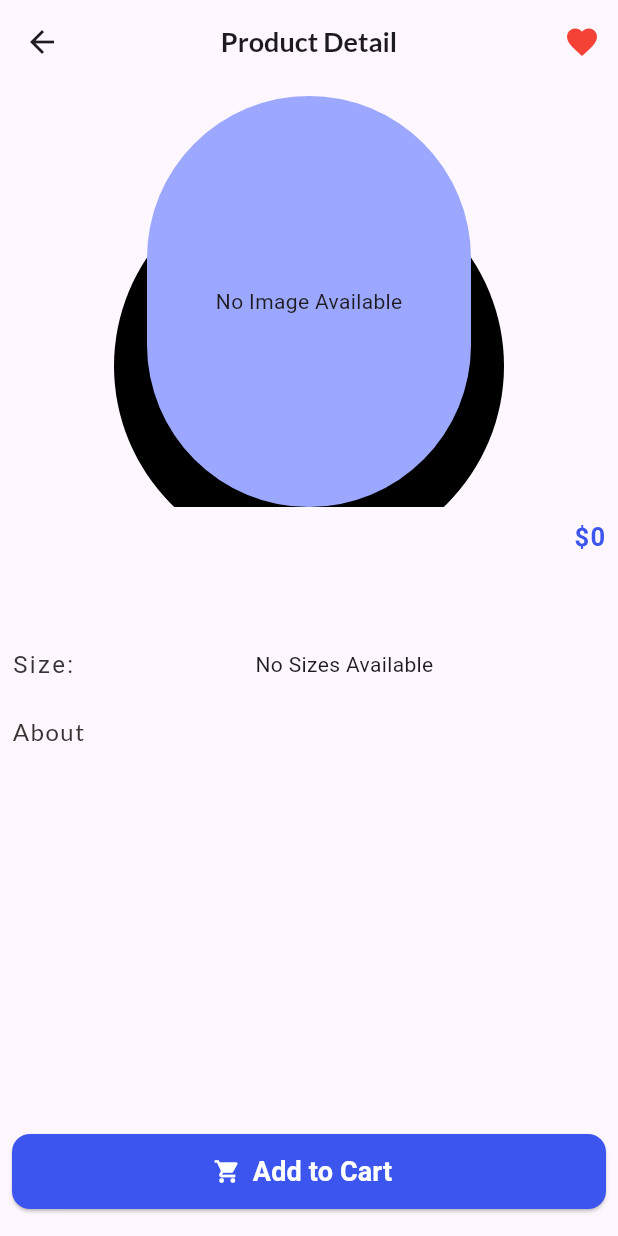
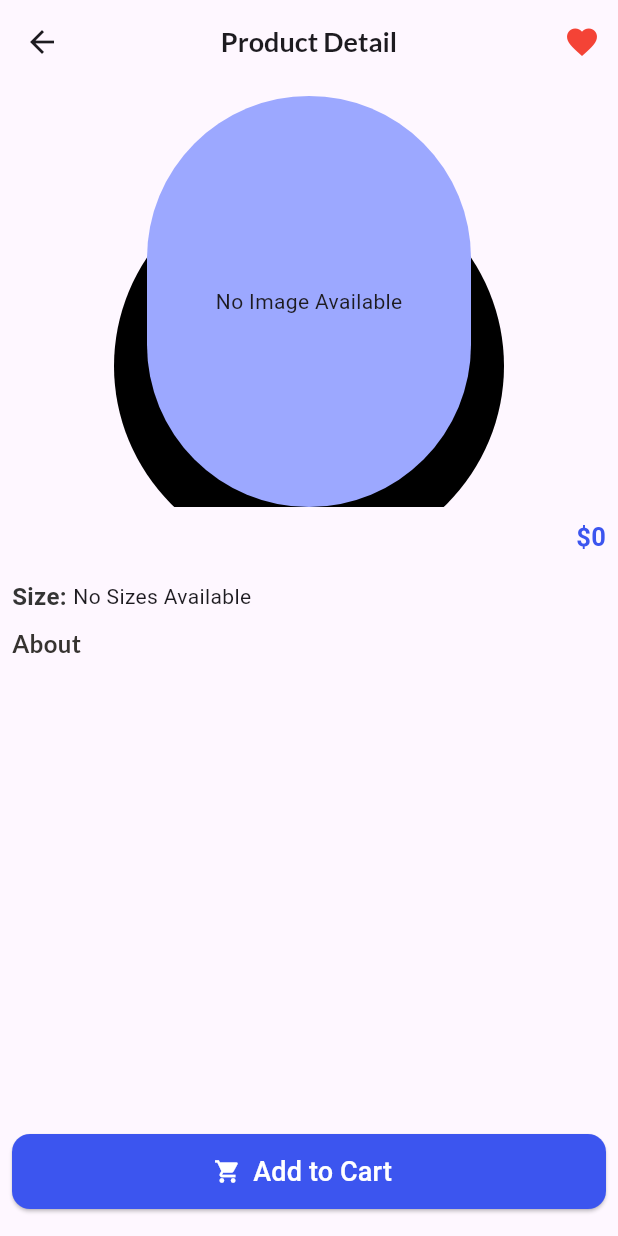
Before and after one commit to hieunguyen1912/AppDevelopment, a Flutter app: the ProductDetailScreen screen opened directly with empty values, on a phone screen of 412 x 824 dp. Run offline on Flutter 3.47's test engine with Material 3 defaults, Android fonts, the phone set to English and light mode, and no system bars; our stand-ins replace badges, cloud_firestore, file_picker, firebase_auth, firebase_core, firebase_storage and 3 more; missing offline and left inert: flutter_admin_scaffold; accounts and stored records are empty.

Commit message:
change code organize in product detail screen, header, product item

```diff
--- a/Group7Project/Ecommerceapp/tmdt_app/lib/views/screens/inner_screens/product_detail_screen.dart
+++ b/Group7Project/Ecommerceapp/tmdt_app/lib/views/screens/inner_screens/product_detail_screen.dart
@@ -14,27 +14,23 @@ class ProductDetailScreen extends ConsumerStatefulWidget {
 }
 
 class _ProductDetailScreenState extends ConsumerState<ProductDetailScreen> {
+  String selectedSize = ''; // Lưu size được chọn
+
   @override
   Widget build(BuildContext context) {
-    final _cartProvider = ref.read(cartProvider.notifier);
+    final cartProviderNotifier = ref.read(cartProvider.notifier);
 
     return Scaffold(
       appBar: AppBar(
         centerTitle: true,
         title: Text(
           'Product Detail',
-          style: GoogleFonts.lato(
-            fontWeight: FontWeight.bold,
-            fontSize: 18,
-          ),
+          style: GoogleFonts.lato(fontWeight: FontWeight.bold, fontSize: 18),
         ),
         actions: [
           IconButton(
             onPressed: () {},
-            icon: const Icon(
-              Icons.favorite,
-              color: Colors.red,
-            ),
+            icon: const Icon(Icons.favorite, color: Colors.red),
           )
         ],
       ),
@@ -43,15 +39,27 @@ class _ProductDetailScreenState extends ConsumerState<ProductDetailScreen> {
         child: Column(
           crossAxisAlignment: CrossAxisAlignment.start,
           children: [
-            // Hình ảnh sản phẩm
-            Center(
+            _buildProductImage(),
+            _buildProductInfo(),
+            _buildSizeSelector(),
+            _buildDescription(),
+            const Spacer(),
+            _buildAddToCartButton(cartProviderNotifier),
+            const SizedBox(height: 10),
+          ],
+        ),
+      ),
+    );
+  }
+
+  /// 🖼 **Hiển thị hình ảnh sản phẩm**
+  Widget _buildProductImage() {
+    return Center(
       child: Container(
         width: 260,
         height: 274,
-                clipBehavior: Clip.hardEdge,
         decoration: const BoxDecoration(),
         child: Stack(
-                  clipBehavior: Clip.none,
           children: [
             Positioned(
               left: 0,
@@ -78,9 +86,7 @@ class _ProductDetailScreenState extends ConsumerState<ProductDetailScreen> {
                 child: widget.productData['productImage'] != null &&
                         widget.productData['productImage'].isNotEmpty
                     ? PageView.builder(
-                                scrollDirection: Axis.horizontal,
-                                itemCount:
-                                    widget.productData['productImage'].length,
+                        itemCount: widget.productData['productImage'].length,
                         itemBuilder: (context, index) {
                           return Image.network(
                             widget.productData['productImage'][index],
@@ -90,18 +96,18 @@ class _ProductDetailScreenState extends ConsumerState<ProductDetailScreen> {
                           );
                         },
                       )
-                            : const Center(
-                                child: Text("No Image Available"),
-                              ),
+                    : const Center(child: Text("No Image Available")),
               ),
             ),
           ],
         ),
       ),
-            ),
+    );
+  }
 
-            // Tên sản phẩm và giá
-            Padding(
+  /// 📌 **Tên sản phẩm & Giá**
+  Widget _buildProductInfo() {
+    return Padding(
       padding: const EdgeInsets.symmetric(vertical: 8),
       child: Row(
         mainAxisAlignment: MainAxisAlignment.spaceBetween,
@@ -111,7 +117,6 @@ class _ProductDetailScreenState extends ConsumerState<ProductDetailScreen> {
             style: GoogleFonts.roboto(
               fontSize: 17,
               fontWeight: FontWeight.bold,
-                      letterSpacing: 1,
               color: const Color(0xFF3C55EF),
             ),
           ),
@@ -120,99 +125,84 @@ class _ProductDetailScreenState extends ConsumerState<ProductDetailScreen> {
             style: GoogleFonts.roboto(
               fontSize: 17,
               fontWeight: FontWeight.bold,
-                      letterSpacing: 1,
               color: const Color(0xFF3C55EF),
             ),
           ),
         ],
       ),
-            ),
+    );
+  }
 
-            // Danh mục sản phẩm
-            Padding(
-              padding: const EdgeInsets.symmetric(vertical: 4),
-              child: Text(
-                widget.productData['category'] ?? 'Unknown Category',
-                style: GoogleFonts.roboto(
-                  fontSize: 17,
-                  letterSpacing: 1,
-                  color: Colors.grey,
-                ),
-              ),
-            ),
-
-            // Chọn Size sản phẩm
-            Padding(
+  /// 👕 **Chọn Size Sản Phẩm**
+  Widget _buildSizeSelector() {
+    return Padding(
       padding: const EdgeInsets.only(top: 8),
       child: Row(
-                crossAxisAlignment: CrossAxisAlignment.center,
         children: [
           Text(
             'Size: ',
             style: GoogleFonts.roboto(
               fontSize: 16,
-                      letterSpacing: 1.6,
+              fontWeight: FontWeight.bold,
               color: const Color(0xFF343434),
             ),
           ),
           Expanded(
-                    child: SizedBox(
-                      height: 50,
             child: widget.productData['productSize'] != null &&
                     widget.productData['productSize'].isNotEmpty
-                          ? ListView.builder(
+                ? SizedBox(
+                    height: 50,
+                    child: ListView.builder(
                       scrollDirection: Axis.horizontal,
-                              itemCount:
-                                  widget.productData['productSize'].length,
+                      itemCount: widget.productData['productSize'].length,
                       itemBuilder: (context, index) {
-                                return InkWell(
+                        final size = widget.productData['productSize'][index];
+                        return GestureDetector(
                           onTap: () {
+                            setState(() {
+                              selectedSize = size;
+                            });
 
                             ScaffoldMessenger.of(context).showSnackBar(
                               SnackBar(
-                                            margin: const EdgeInsets.all(15),
-                                            behavior: SnackBarBehavior.floating,
-                                            backgroundColor: Colors.grey,
-                                            content: Text(
-                                              "Selected size: ${widget.productData['productSize'][index]}"
+                                content: Text("Selected size: $size"),
+                                duration: const Duration(seconds: 1),
                               ),
-                                            duration: const Duration(seconds: 1),
-                                      )
                             );
-                                    // Thêm chức năng chọn size nếu cần
                           },
                           child: Container(
-                                    margin: const EdgeInsets.symmetric(
-                                        horizontal: 5),
+                            margin: const EdgeInsets.symmetric(horizontal: 5),
                             alignment: Alignment.center,
                             width: 50,
                             height: 50,
                             decoration: BoxDecoration(
-                                      color: Colors.grey[200],
+                              color: selectedSize == size
+                                  ? Colors.blue
+                                  : Colors.grey[200],
                               borderRadius: BorderRadius.circular(10),
                             ),
                             child: Text(
-                                      widget.productData['productSize'][index],
+                              size,
                               style: GoogleFonts.roboto(
                                 fontSize: 17,
-                                        letterSpacing: 1.6,
                                 color: const Color(0xFF343434),
                               ),
                             ),
                           ),
                         );
                       },
+                    ),
                   )
-                          : const Center(
-                              child: Text("No Sizes Available"),
-                            ),
-                    ),
+                : const Text("No Sizes Available"),
           ),
         ],
       ),
-            ),
+    );
+  }
 
-            Padding(
+  /// 📖 **Mô tả sản phẩm**
+  Widget _buildDescription() {
+    return Padding(
       padding: const EdgeInsets.symmetric(vertical: 8),
       child: Column(
         crossAxisAlignment: CrossAxisAlignment.start,
@@ -220,29 +210,41 @@ class _ProductDetailScreenState extends ConsumerState<ProductDetailScreen> {
           Text(
             'About',
             style: GoogleFonts.lato(
-                          color: Color(0xFF363330),
               fontSize: 16,
-                          letterSpacing: 1),
+              fontWeight: FontWeight.bold,
+              color: const Color(0xFF363330),
+            ),
           ),
           Text(
-                      widget.productData['description'] ??
-                          'No description available.',
+            widget.productData['description'] ?? 'No description available.',
             style: GoogleFonts.roboto(
-                          color: Color(0xFF363330),
               fontSize: 16,
-                          letterSpacing: 1),
+              color: const Color(0xFF363330),
             ),
-                  ]),
           ),
+        ],
+      ),
+    );
+  }
 
-            const Spacer(), // Đẩy nút xuống cuối màn hình
-
-            SizedBox(
+  /// 🛒 **Nút "Add to Cart"**
+  Widget _buildAddToCartButton(CartNotifier cartProviderNotifier) {
+    return SizedBox(
       width: double.infinity,
       height: 50,
       child: ElevatedButton.icon(
         onPressed: () {
-                  ref.read(cartProvider.notifier).addProductToCart(
+          if (selectedSize.isEmpty) {
+            ScaffoldMessenger.of(context).showSnackBar(
+              const SnackBar(
+                content: Text("Please select a size!"),
+                duration: Duration(seconds: 2),
+              ),
+            );
+            return;
+          }
+
+          cartProviderNotifier.addProductToCart(
             CartModel(
               productName: widget.productData['productName'],
               productPrice: widget.productData['productPrice'],
@@ -251,7 +253,7 @@ class _ProductDetailScreenState extends ConsumerState<ProductDetailScreen> {
               quantity: 1,
               instock: widget.productData['quantity'],
               productId: widget.productData['productId'],
-                      productSize: '',
+              productSize: selectedSize,
               discount: widget.productData['discount'],
               description: widget.productData['description'],
             ),
@@ -265,24 +267,10 @@ class _ProductDetailScreenState extends ConsumerState<ProductDetailScreen> {
           );
         },
         icon: const Icon(Icons.shopping_cart, color: Colors.white),
-                label: Text(
-                  "Add to Cart",
-                  style: GoogleFonts.roboto(
-                    fontSize: 18,
-                    fontWeight: FontWeight.bold,
-                    color: Colors.white,
-                  ),
-                ),
+        label: Text("Add to Cart", style: GoogleFonts.roboto(fontSize: 18, color: Colors.white)),
         style: ElevatedButton.styleFrom(
           backgroundColor: const Color(0xFF3C55EF),
-                  shape: RoundedRectangleBorder(
-                    borderRadius: BorderRadius.circular(12),
-                  ),
-                ),
-              ),
-            ),
-            const SizedBox(height: 10),
-          ],
+          shape: RoundedRectangleBorder(borderRadius: BorderRadius.circular(12)),
         ),
       ),
     );
```
Also changed, not shown: Group7Project/Ecommerceapp/tmdt_app/lib/views/screens/nav_screens/widgets/header_widgets.dart (+3 -37 lines), Group7Project/Ecommerceapp/tmdt_app/lib/views/screens/nav_screens/widgets/product_item_widget.dart (+100 -142 lines). Lines whose indentation alone changed are shown as unchanged.
